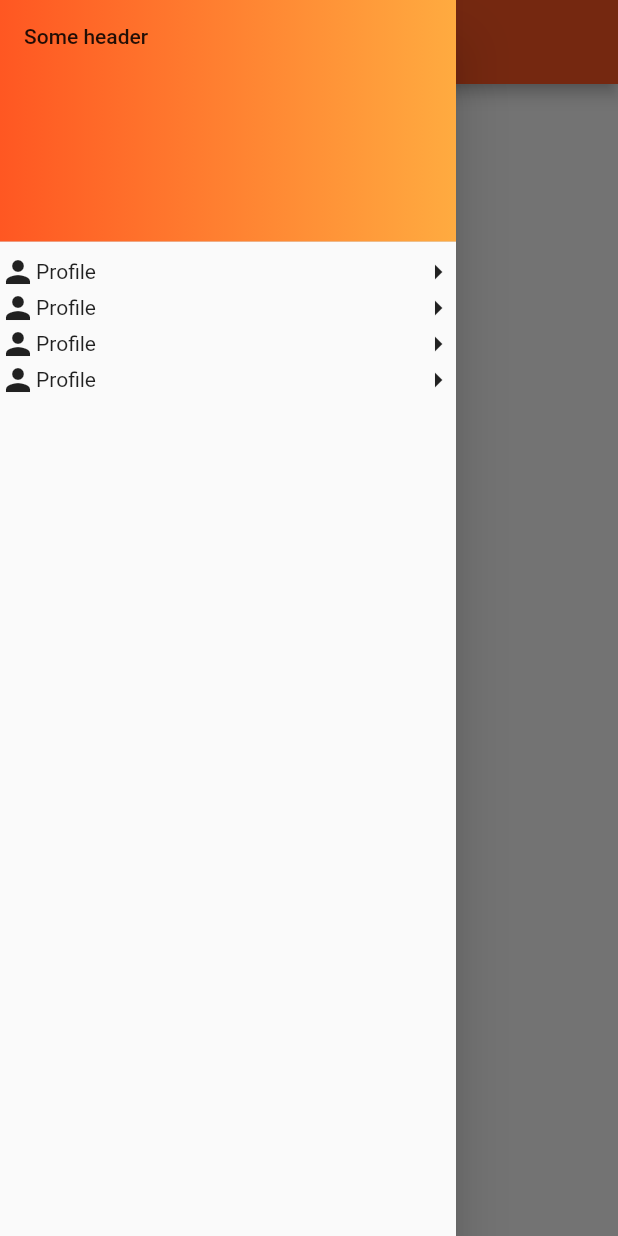
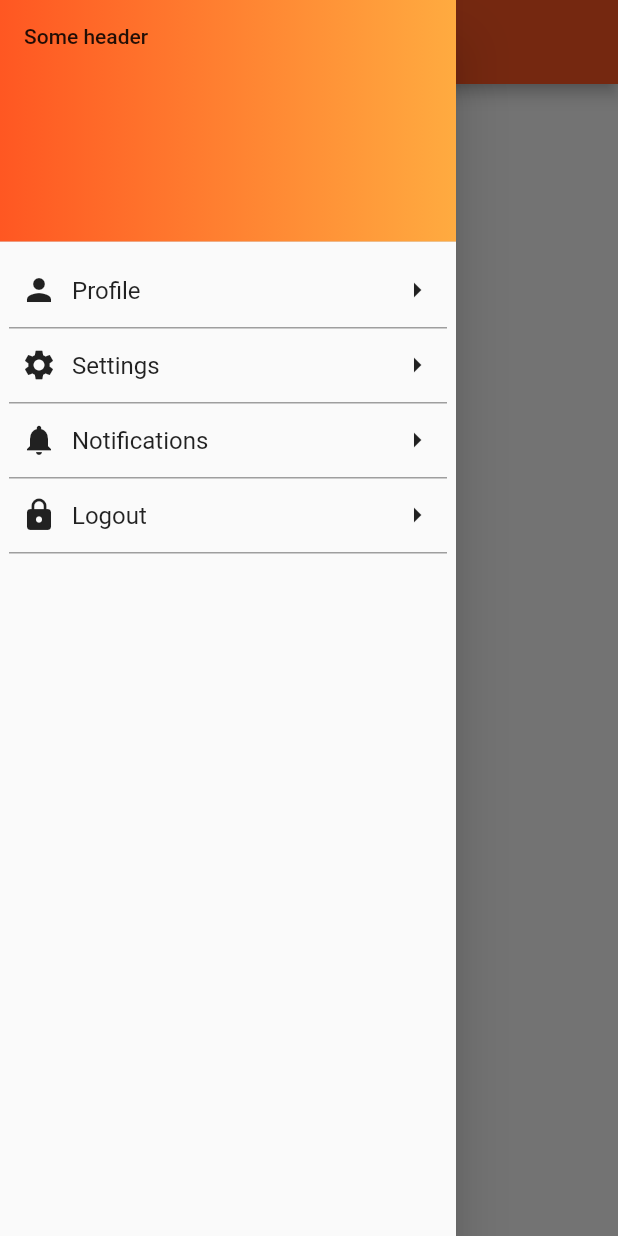
Before and after one commit to junaidcs/drawer, a Flutter app: the screen it shows after launch, with the side drawer open, on a phone screen of 412 x 824 dp. Run offline on Flutter 3.47's test engine with Material 2 defaults, Android fonts, the phone set to English and light mode, and no system bars.

Commit message:
assets and main drawer items

```diff
--- a/lib/main.dart
+++ b/lib/main.dart
@@ -1,4 +1,6 @@
 import 'package:flutter/material.dart';
+
+import 'package:drawer/widgets/custom_drawer_tile.dart';
 
 void main() => runApp(DrawerApp());
 
@@ -22,10 +24,10 @@ class DrawerApp extends StatelessWidget {
                 ),
                 child: Text('Some header'),
               ),
-              CustomDrawerTile(),
-              CustomDrawerTile(),
-              CustomDrawerTile(),
-              CustomDrawerTile(),
+              CustomDrawerTile(Icons.person, 'Profile', Icons.arrow_right),
+              CustomDrawerTile(Icons.settings, 'Settings', Icons.arrow_right),
+              CustomDrawerTile(Icons.notifications, 'Notifications', Icons.arrow_right),
+              CustomDrawerTile(Icons.lock, 'Logout', Icons.arrow_right),
             ],
           ),
         ),
@@ -33,24 +35,3 @@ class DrawerApp extends StatelessWidget {
     );
   }
 }
-
-class CustomDrawerTile extends StatelessWidget {
-  @override
-  Widget build(BuildContext context) {
-    return InkWell(
-      onTap: () => {},
-      child: Row(
-        mainAxisAlignment: MainAxisAlignment.spaceBetween,
-        children: <Widget>[
-          Row(
-            children: <Widget>[
-              Icon(Icons.person),
-              Text('Profile'),
-            ],
-          ),
-          Icon(Icons.arrow_right),
-        ],
-      ),
-    );
-  }
-}
```
Also changed, not shown: assets/images/lego.jpg (added).
